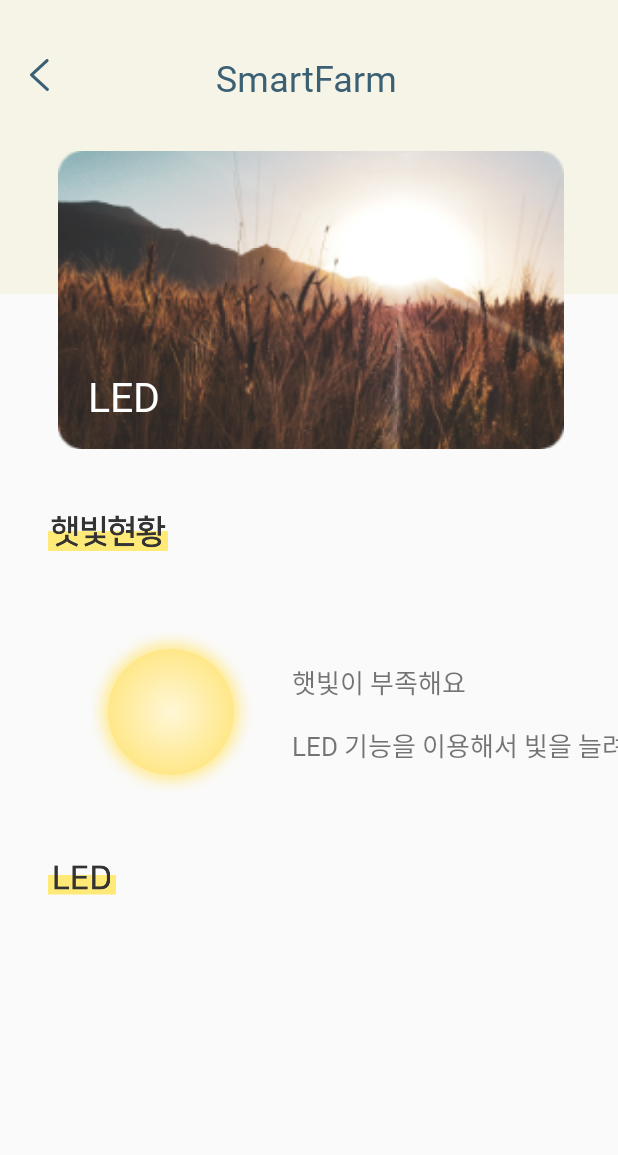
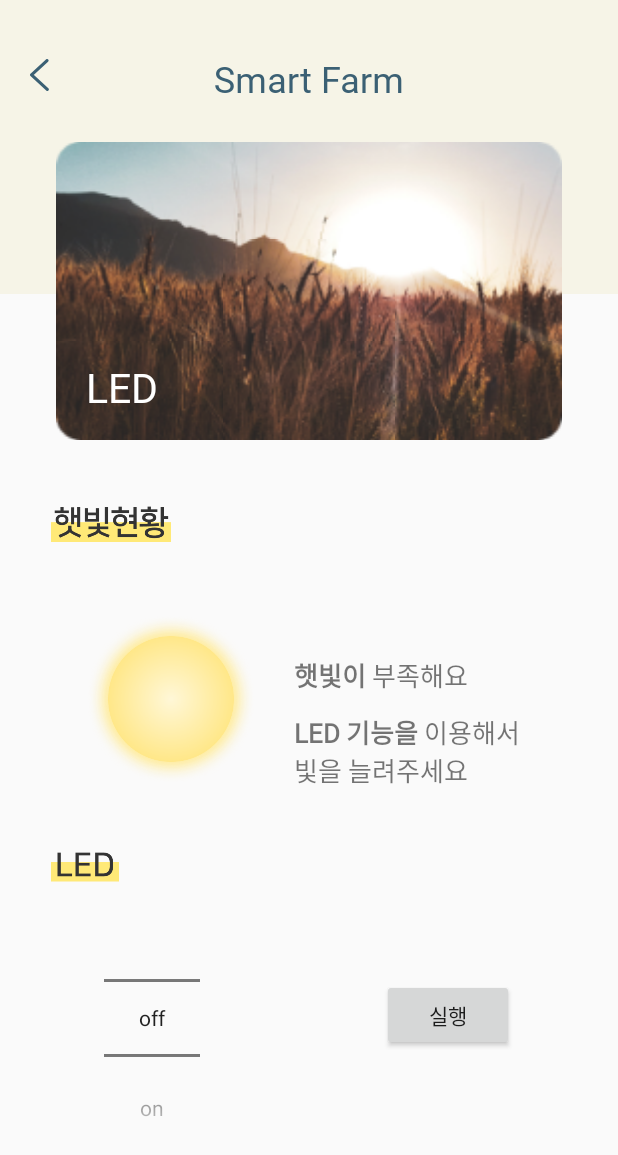
Before and after one commit to DGSW-Smart-Farm/Android, an Android app: the screen it shows after launch (LedDetailActivity), after a tap on "햇빛", on a phone screen of 412 x 824 dp. Shown: the top 1155 px of the screen. Run offline under Robolectric (Android 15) with nearby library versions, the light colour scheme and no system bars; 1 statement that could not run was skipped.

Commit message:
[FIX] code refactoring
FIX - viewModel을 만들어 livedata를 사용하여 서버에서 받아온 값을 UX에서 바로 업데이트함

```diff
--- a/SmartFarm/app/build.gradle
+++ b/SmartFarm/app/build.gradle
@@ -48,9 +48,14 @@ dependencies {
     androidTestImplementation 'androidx.test.ext:junit:1.1.2'
     androidTestImplementation 'androidx.test.espresso:espresso-core:3.3.0'
 
+    //retrofit
     implementation 'com.squareup.retrofit2:retrofit:2.9.0'
     implementation 'com.squareup.retrofit2:converter-gson:2.9.0'
     implementation 'com.google.code.gson:gson:2.7'
 
+    //viewModel
+    implementation "androidx.lifecycle:lifecycle-extensions:2.2.0"
+    implementation "androidx.lifecycle:lifecycle-viewmodel-ktx:2.2.0"
+
     implementation 'com.dinuscxj:circleprogressbar:1.3.0'
 }
--- a/SmartFarm/app/src/main/AndroidManifest.xml
+++ b/SmartFarm/app/src/main/AndroidManifest.xml
@@ -2,6 +2,8 @@
 <manifest xmlns:android="http://schemas.android.com/apk/res/android"
     xmlns:tools="http://schemas.android.com/tools"
     package="com.example.smartfarm">
+
+    <uses-permission android:name="android.permission.INTERNET"/>
 
     <application
         android:allowBackup="true"
@@ -9,6 +11,7 @@
         android:label="@string/app_name"
         android:roundIcon="@mipmap/ic_launcher_round"
         android:supportsRtl="true"
+        android:networkSecurityConfig="@xml/network_security_config"
         android:theme="@style/Theme.AppCompat.Light.NoActionBar">
         <activity android:name=".WaterDetail"></activity>
         <activity android:name=".LedDetailActivity"></activity>
--- a/SmartFarm/app/src/main/java/com/example/smartfarm/LedDetailActivity.kt
+++ b/SmartFarm/app/src/main/java/com/example/smartfarm/LedDetailActivity.kt
@@ -2,11 +2,25 @@ package com.example.smartfarm
 
 import androidx.appcompat.app.AppCompatActivity
 import android.os.Bundle
+import android.widget.ImageView
+import android.widget.NumberPicker
 
 class LedDetailActivity : AppCompatActivity() {
     override fun onCreate(savedInstanceState: Bundle?) {
         super.onCreate(savedInstanceState)
         setContentView(R.layout.activity_led_detail)
+
+        val led_onoffpicker : NumberPicker = findViewById(R.id.led_onoffpicker)
+        val onoffpickerValue = arrayOf("off", "on")
+
+        led_onoffpicker.minValue = 0
+        led_onoffpicker.maxValue = onoffpickerValue.size - 1
+        led_onoffpicker.displayedValues = onoffpickerValue
+
+        val led_backbtn: ImageView = findViewById(R.id.led_backbtn)
+        led_backbtn.setOnClickListener {
+            finish()
+        }
     }
 
 }
--- a/SmartFarm/app/src/main/java/com/example/smartfarm/MainActivity.kt
+++ b/SmartFarm/app/src/main/java/com/example/smartfarm/MainActivity.kt
@@ -3,36 +3,67 @@ package com.example.smartfarm
 import android.content.Intent
 import androidx.appcompat.app.AppCompatActivity
 import android.os.Bundle
+import android.util.Log
+import android.widget.Toast
 import androidx.databinding.DataBindingUtil
+import androidx.lifecycle.ViewModelProvider
+import androidx.lifecycle.viewModelScope
 import com.example.smartfarm.databinding.ActivityMainBinding
-import com.example.smartfarm.databinding.ActivityWaterDetailBinding
+import com.example.smartfarm.network.RetrofitConnection
+import com.example.smartfarm.network.model.getAll
+import com.example.smartfarm.viewModel.MainViewModel
+import retrofit2.Call
+import retrofit2.Callback
+import retrofit2.Response
 
 class MainActivity : AppCompatActivity() {
-    lateinit var binding: ActivityMainBinding
+
+    lateinit var binding: ActivityMainBinding //main.xml databinding
+    lateinit var model: MainViewModel //viewModel
+
     override fun onCreate(savedInstanceState: Bundle?) {
         super.onCreate(savedInstanceState)
-        setContentView(R.layout.activity_main)
+        binding = DataBindingUtil.setContentView(this, R.layout.activity_main)
+        binding.apply {
+            lifecycleOwner = this@MainActivity
+        }
+        model = ViewModelProvider(this).get(MainViewModel::class.java)
 
-        binding = DataBindingUtil.setContentView(this, R.layout.activity_main)
         binding.activity = this
+        binding.model = model
+
+        initStateText() //초기값 설정
+        model.loadFarmService() // retrofit으로 값 전달 받기
     }
 
-    fun waterStateViewClick(){
+    private fun initStateText() { //초기값 설정
+        model.waterText.value = "0%"
+        model.tempText.value = "0도"
+        model.ledText.value = "OFF"
+    }
+
+    fun waterStateViewClick(){ // 수분 상세화면 클릭 시
         val intent = Intent(this, WaterDetail::class.java)
-        intent.putExtra("waterValue", 50)
+        intent.putExtra("waterValue", model.waterStateValue.value)
+        intent.putExtra("waterState", model.waterStateResult.value)
         startActivity(intent)
     }
 
-    fun ledStateViewClick(){
+    fun ledStateViewClick(){ // led 상세화면 클릭 시
         val intent = Intent(this, LedDetailActivity::class.java)
-        intent.putExtra("ledValue", 255)
+        intent.putExtra("ledValue", model.ledstatus.value)
         startActivity(intent)
     }
 
-    fun tempStateViewClick(){
+    fun tempStateViewClick(){ // 온도 상세화면 클릭 시
         val intent = Intent(this, TempDetail::class.java)
-        intent.putExtra("tempValue", 25)
+        intent.putExtra("tempValue", model.tempStateValue.value)
+        intent.putExtra("tempState", model.tempStateResult.value)
         startActivity(intent)
     }
 
+    fun cameraViewClick(){ // 카메라 상세화면 클릭 시
+        Toast.makeText(this, "서비스 준비 중 입니다...", Toast.LENGTH_SHORT).show()
+    }
+
 }
--- a/SmartFarm/app/src/main/java/com/example/smartfarm/api/FarmService.kt
+++ /dev/null
@@ -1,5 +0,0 @@
-package com.example.smartfarm.api
-
-interface FarmService{
-
-}
--- a/SmartFarm/app/src/main/java/com/example/smartfarm/network/RetrofitConnection.kt
+++ b/SmartFarm/app/src/main/java/com/example/smartfarm/network/RetrofitConnection.kt
@@ -1,17 +1,18 @@
 package com.example.smartfarm.network
 
 import com.example.smartfarm.network.api.FarmService
-import com.google.gson.Gson
-import com.google.gson.GsonBuilder
 import retrofit2.Retrofit
 import retrofit2.converter.gson.GsonConverterFactory
 
-class RetrofitConnection {
+object RetrofitConnection {
+    var farmService : FarmService
 
-    val gson: Gson = GsonBuilder().setLenient().create()
+    init {
+        val retrofit = Retrofit.Builder()
+            .baseUrl("http://10.80.163.68:8000/v1/")
+            .addConverterFactory(GsonConverterFactory.create())
+            .build()
 
-    val retrofit: Retrofit = Retrofit.Builder().baseUrl("10.80.163.68:8000/v1/")
-        .addConverterFactory(GsonConverterFactory.create()).build()
-
-    var farmService: FarmService = retrofit.create(FarmService::class.java)
+        farmService = retrofit.create(FarmService::class.java)
+    }
 }
--- /dev/null
+++ b/SmartFarm/app/src/main/java/com/example/smartfarm/viewModel/MainViewModel.kt
@@ -0,0 +1,90 @@
+package com.example.smartfarm.viewModel
+
+import android.util.Log
+import androidx.lifecycle.MutableLiveData
+import androidx.lifecycle.ViewModel
+import com.example.smartfarm.network.RetrofitConnection
+import com.example.smartfarm.network.model.getAll
+import retrofit2.Call
+import retrofit2.Callback
+import retrofit2.Response
+
+class MainViewModel : ViewModel() {
+
+    val waterText: MutableLiveData<String> by lazy {
+        MutableLiveData<String>()
+    }
+
+    val tempText: MutableLiveData<String> by lazy {
+        MutableLiveData<String>()
+    }
+    val ledText: MutableLiveData<String> by lazy {
+        MutableLiveData<String>()
+    }
+
+    val waterStateValue: MutableLiveData<Int> by lazy {
+        MutableLiveData<Int>()
+    }
+
+    val waterStateResult: MutableLiveData<Int> by lazy {
+        MutableLiveData<Int>()
+    }
+
+    val tempStateValue: MutableLiveData<Int> by lazy {
+        MutableLiveData<Int>()
+    }
+
+    val tempStateResult: MutableLiveData<Int> by lazy {
+        MutableLiveData<Int>()
+    }
+
+    val ledstatus: MutableLiveData<Boolean> by lazy {
+        MutableLiveData<Boolean>()
+    }
+
+    fun loadFarmService() {
+        var retrofitConnection = RetrofitConnection
+
+        Log.e("123", "${retrofitConnection}")
+
+        val call: Call<getAll> = retrofitConnection.farmService.getSensorAll()
+        call.enqueue(object : Callback<getAll> {
+            override fun onFailure(call: Call<getAll>, t: Throwable) {
+                Log.e("Error", "error : ${t}")
+            }
+
+            override fun onResponse(call: Call<getAll>, response: Response<getAll>) {
+                Log.e("123", "성공 : ${response}")
+                Log.e(
+                    "123",
+                    "${response.body()?.humidityGnd?.value}  ${response.body()?.temp?.value}  ${response.body()?.led?.status!!}"
+                )
+                MainViewModel().waterStateValue.value = response.body()?.humidityGnd?.value
+                MainViewModel().waterStateResult.value = response.body()?.humidityGnd?.status
+                MainViewModel().tempStateValue.value = response.body()?.temp?.value
+                MainViewModel().tempStateResult.value = response.body()?.temp?.status
+                MainViewModel().ledstatus.value = response.body()?.led?.status!!
+
+                Log.e(
+                    "123",
+                    "${MainViewModel().waterStateValue.value} ${MainViewModel().tempStateValue.value} ${MainViewModel().ledstatus.value}"
+                )
+
+                mainViewText()
+            }
+        })
+    }
+
+    private fun mainViewText() {
+        if(MainViewModel().ledstatus.value!!){
+            MainViewModel().ledText.value = "ON"
+        } else {
+            MainViewModel().ledText.value = "OFF"
+        }
+
+        MainViewModel().waterText.value = "${MainViewModel().waterStateValue.value}%"
+        MainViewModel().tempText.value = "${MainViewModel().tempStateValue.value}도"
+
+        Log.e("123", "${MainViewModel().ledText.value}  ${MainViewModel().waterText.value} ${MainViewModel().tempText.value}")
+    }
+}
--- a/SmartFarm/app/src/main/res/layout/activity_led_detail.xml
+++ b/SmartFarm/app/src/main/res/layout/activity_led_detail.xml
@@ -6,8 +6,15 @@
     android:layout_height="match_parent"
     tools:context=".LedDetailActivity">
 
+
+    <androidx.constraintlayout.widget.ConstraintLayout
+        android:id="@+id/title_led"
+        android:layout_width="match_parent"
+        android:layout_height="wrap_content"
+        app:layout_constraintStart_toStartOf="parent"
+        app:layout_constraintTop_toTopOf="parent">
+
         <ImageView
-        android:id="@+id/led_background"
             android:layout_width="match_parent"
             android:layout_height="196dp"
             android:background="@color/detailBackground"
@@ -15,17 +22,17 @@
             app:layout_constraintTop_toTopOf="parent" />
 
         <TextView
-        android:id="@+id/led_title"
+            android:id="@+id/led_title_txt"
             android:layout_width="wrap_content"
             android:layout_height="wrap_content"
-        android:layout_marginStart="144dp"
-        android:layout_marginTop="35dp"
-        android:text="@string/SmartFarm"
+            android:layout_marginTop="36dp"
+            android:fontFamily="@font/nanummyeongjobold"
+            android:text="@string/detailViewTitle"
             android:textColor="@color/detailLogoText"
             android:textSize="24sp"
-        android:fontFamily="@font/nanummyeongjobold"
+            app:layout_constraintEnd_toEndOf="parent"
             app:layout_constraintStart_toStartOf="parent"
-        app:layout_constraintTop_toTopOf="@+id/led_background" />
+            app:layout_constraintTop_toTopOf="parent" />
 
         <ImageView
             android:id="@+id/led_backbtn"
@@ -41,13 +48,11 @@
             android:id="@+id/led_title_img"
             android:layout_width="337dp"
             android:layout_height="200dp"
-        android:layout_marginLeft="36dp"
-        android:layout_marginTop="32dp"
-        android:layout_marginEnd="36dp"
+            android:layout_marginTop="25dp"
             android:src="@drawable/led_title_img"
             app:layout_constraintEnd_toEndOf="parent"
-        app:layout_constraintLeft_toLeftOf="parent"
-        app:layout_constraintTop_toBottomOf="@id/led_title" />
+            app:layout_constraintStart_toStartOf="parent"
+            app:layout_constraintTop_toBottomOf="@id/led_title_txt" />
 
         <TextView
             android:id="@+id/LED"
@@ -62,55 +67,93 @@
             app:layout_constraintBottom_toBottomOf="@+id/led_title_img"
             app:layout_constraintStart_toStartOf="@+id/led_title_img" />
 
+    </androidx.constraintlayout.widget.ConstraintLayout>
+
+
+
+    <ScrollView
+        android:layout_width="match_parent"
+        android:layout_height="wrap_content"
+        android:layout_marginTop="42dp"
+        android:fillViewport="true"
+        app:layout_constraintStart_toStartOf="parent"
+        app:layout_constraintTop_toBottomOf="@id/title_led">
+
+        <androidx.constraintlayout.widget.ConstraintLayout
+            android:layout_width="match_parent"
+            android:layout_height="match_parent">
+
             <ImageView
+                android:id="@+id/led_state_title"
                 android:layout_width="80dp"
                 android:layout_height="25dp"
-        android:layout_marginStart="32dp"
-        android:layout_marginTop="42dp"
+                android:layout_marginStart="34dp"
                 android:src="@drawable/led_state"
                 app:layout_constraintStart_toStartOf="parent"
-        app:layout_constraintTop_toBottomOf="@+id/led_title_img" />
+                app:layout_constraintTop_toTopOf="parent" />
 
             <ImageView
                 android:id="@+id/led_state_img"
                 android:layout_width="113dp"
                 android:layout_height="113dp"
+                android:layout_marginStart="57dp"
+                android:layout_marginTop="48dp"
                 android:src="@drawable/led_state_img"
-        android:layout_marginStart="57dp"
-        android:layout_marginTop="118dp"
                 app:layout_constraintStart_toStartOf="parent"
-        app:layout_constraintTop_toBottomOf="@+id/led_title_img" />
+                app:layout_constraintTop_toBottomOf="@+id/led_state_title" />
 
             <TextView
                 android:id="@+id/led_state_txt"
                 android:layout_width="wrap_content"
                 android:layout_height="wrap_content"
-        android:layout_marginStart="24dp"
-        android:layout_marginTop="141dp"
+                android:layout_marginStart="25dp"
+                android:layout_marginTop="75dp"
                 android:fontFamily="@font/nanumsquareac"
-        android:text="햇빛이 부족해요"
+                android:text="@string/ledState"
                 android:textSize="17sp"
-        app:layout_constraintStart_toEndOf="@+id/led_state_img"
-        app:layout_constraintTop_toBottomOf="@+id/led_title_img" />
+                app:layout_constraintStart_toEndOf="@id/led_state_img"
+                app:layout_constraintTop_toBottomOf="@+id/led_state_title" />
 
             <TextView
                 android:layout_width="wrap_content"
                 android:layout_height="wrap_content"
-        android:layout_marginStart="24dp"
-        android:layout_marginTop="15dp"
+                android:layout_marginStart="25dp"
+                android:layout_marginTop="12dp"
                 android:fontFamily="@font/nanumsquareac"
-        android:text="LED 기능을 이용해서 빛을 늘려주세요"
+                android:text="@string/ledControl"
                 android:textSize="17sp"
                 app:layout_constraintStart_toEndOf="@+id/led_state_img"
                 app:layout_constraintTop_toBottomOf="@+id/led_state_txt" />
 
             <ImageView
+                android:id="@+id/id_control_title"
                 android:layout_width="45dp"
                 android:layout_height="24dp"
-        android:layout_marginStart="32dp"
+                android:layout_marginStart="34dp"
                 android:layout_marginTop="42dp"
                 android:src="@drawable/led_control_title"
                 app:layout_constraintStart_toStartOf="parent"
                 app:layout_constraintTop_toBottomOf="@+id/led_state_img" />
 
+            <Button
+                android:id="@+id/button"
+                android:layout_width="wrap_content"
+                android:layout_height="wrap_content"
+                android:layout_marginEnd="69dp"
+                android:layout_marginBottom="68dp"
+                android:text="실행"
+                app:layout_constraintBottom_toBottomOf="parent"
+                app:layout_constraintEnd_toEndOf="parent" />
+
+            <NumberPicker
+                android:id="@+id/led_onoffpicker"
+                android:layout_width="wrap_content"
+                android:layout_height="wrap_content"
+                android:layout_marginStart="69dp"
+                app:layout_constraintStart_toStartOf="parent"
+                app:layout_constraintTop_toBottomOf="@id/id_control_title" />
+
         </androidx.constraintlayout.widget.ConstraintLayout>
+    </ScrollView>
+
+</androidx.constraintlayout.widget.ConstraintLayout>
--- a/SmartFarm/app/src/main/res/layout/activity_temperature_detail.xml
+++ b/SmartFarm/app/src/main/res/layout/activity_temperature_detail.xml
@@ -45,7 +45,7 @@
                 android:layout_marginTop="24dp"
                 android:fontFamily="@font/nanummyeongjobold"
                 android:gravity="center"
-                android:text="Smart Farm"
+                android:text="@string/detailViewTitle"
                 android:textColor="@color/detailLogoText"
                 android:textSize="24sp"
                 android:textStyle="bold"
--- a/SmartFarm/app/src/main/res/layout/activity_water_detail.xml
+++ b/SmartFarm/app/src/main/res/layout/activity_water_detail.xml
@@ -45,7 +45,7 @@
                 android:layout_marginTop="24dp"
                 android:fontFamily="@font/nanummyeongjobold"
                 android:gravity="center"
-                android:text="Smart Farm"
+                android:text="@string/detailViewTitle"
                 android:textColor="@color/detailLogoText"
                 android:textSize="24sp"
                 android:textStyle="bold"
--- a/SmartFarm/app/src/main/res/values/strings.xml
+++ b/SmartFarm/app/src/main/res/values/strings.xml
@@ -4,6 +4,14 @@
     <string name="hello_blank_fragment">Hello blank fragment</string>
 
     <string name="SmartFarm">SmartFarm</string>
+    <string name="detailViewTitle">Smart Farm</string>
     <string name="farmState">농장 상태</string>
+    <string name="ledState"><b>햇빛이</b> 부족해요</string>
+    <string name="ledControl"><b>LED 기능을</b> 이용해서 \n빛을 늘려주세요</string>
+    <string name="moreShow">더보기</string>
+    <string name="waterView">수분</string>
+    <string name="ledView">햇빛</string>
+    <string name="tempView">온도</string>
+    <string name="cameraView">카메라</string>
 
 </resources>
```
Also changed, not shown: SmartFarm/app/src/main/java/com/example/smartfarm/TempDetail.kt (+5 -5 lines), SmartFarm/app/src/main/java/com/example/smartfarm/WaterDetail.kt (+12 -6 lines), SmartFarm/app/src/main/res/drawable/ic_tempimg.xml (deleted, +0 -12 lines), SmartFarm/app/src/main/res/layout/activity_main.xml (+21 -17 lines), SmartFarm/app/src/main/res/layout/activity_moisture_detail_screen.xml (deleted, +0 -88 lines), SmartFarm/app/src/main/res/xml/network_security_config.xml (added, +7 -0 lines), SmartFarm/app/src/main/res/drawable/tempimg.png (deleted). Lines whose indentation alone changed are shown as unchanged.
